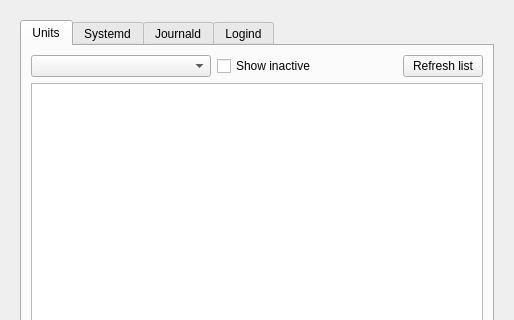
Qt form ui/kcmsystemd.ui (rthomsen/kcmsystemd) before a commit; both pictures show x 0 to 514 and y 0 to 320 of the 514 by 676 pixel window.
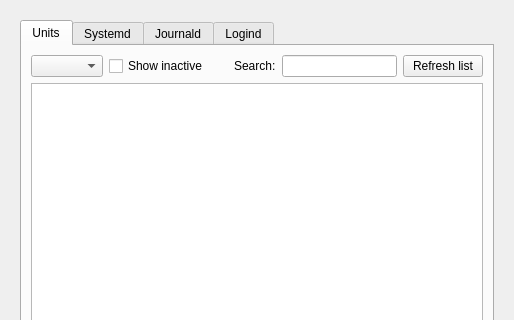
The same form after that commit.

Commit message: Implement search box for units.

The edit to the form file:
```diff
--- a/ui/kcmsystemd.ui
+++ b/ui/kcmsystemd.ui
@@ -143,9 +143,18 @@
             <layout class="QHBoxLayout" name="horizontalLayout_5">
              <item>
               <widget class="QComboBox" name="cmbUnitTypes">
+               <property name="sizePolicy">
+                <sizepolicy hsizetype="Preferred" vsizetype="Fixed">
+                 <horstretch>0</horstretch>
+                 <verstretch>0</verstretch>
+                </sizepolicy>
+               </property>
                <property name="toolTip">
                 <string>&lt;html&gt;&lt;head/&gt;&lt;body&gt;&lt;p&gt;Filter unit types.&lt;/p&gt;&lt;/body&gt;&lt;/html&gt;</string>
                </property>
+               <property name="sizeAdjustPolicy">
+                <enum>QComboBox::AdjustToContents</enum>
+               </property>
               </widget>
              </item>
              <item>
@@ -161,6 +170,32 @@
                </property>
               </widget>
              </item>
+             <item>
+              <spacer name="horizontalSpacer_4">
+               <property name="orientation">
+                <enum>Qt::Horizontal</enum>
+               </property>
+               <property name="sizeType">
+                <enum>QSizePolicy::Fixed</enum>
+               </property>
+               <property name="sizeHint" stdset="0">
+                <size>
+                 <width>20</width>
+                 <height>20</height>
+                </size>
+               </property>
+              </spacer>
+             </item>
+             <item>
+              <widget class="QLabel" name="label_23">
+               <property name="text">
+                <string>Search:</string>
+               </property>
+              </widget>
+             </item>
+             <item>
+              <widget class="QLineEdit" name="leSearchUnit"/>
+             </item>
              <item>
               <widget class="QPushButton" name="btnRefreshUnits">
                <property name="sizePolicy">
```
The commit also changes 2 other files.
